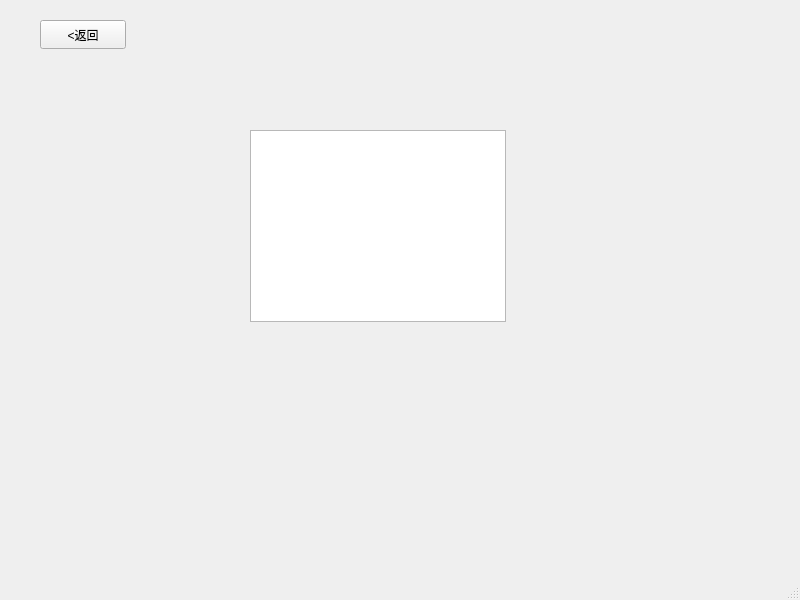
The window that c_memberorder.ui (SparklingPumpkin/DB_test_1) describes before a commit, drawn with Qt 5.
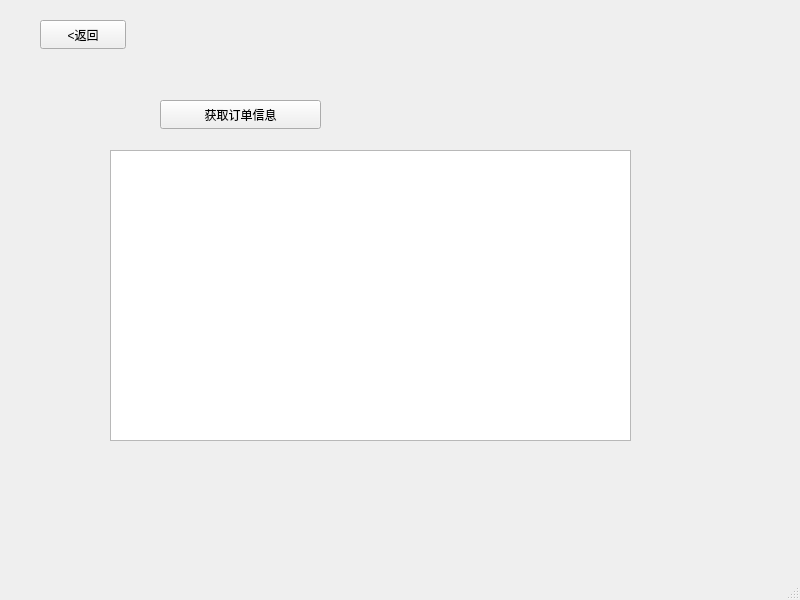
The same window after the commit.

Diff of the .ui file:
```diff
--- a/c_memberorder.ui
+++ b/c_memberorder.ui
@@ -14,16 +14,6 @@
    <string>MainWindow</string>
   </property>
   <widget class="QWidget" name="centralwidget">
-   <widget class="QListView" name="listView">
-    <property name="geometry">
-     <rect>
-      <x>250</x>
-      <y>130</y>
-      <width>256</width>
-      <height>192</height>
-     </rect>
-    </property>
-   </widget>
    <widget class="QPushButton" name="pB_back">
     <property name="geometry">
      <rect>
@@ -37,6 +27,29 @@
      <string>&lt;返回</string>
     </property>
    </widget>
+   <widget class="QTableView" name="member_view">
+    <property name="geometry">
+     <rect>
+      <x>110</x>
+      <y>150</y>
+      <width>521</width>
+      <height>291</height>
+     </rect>
+    </property>
+   </widget>
+   <widget class="QPushButton" name="pB_getinfo">
+    <property name="geometry">
+     <rect>
+      <x>160</x>
+      <y>100</y>
+      <width>161</width>
+      <height>29</height>
+     </rect>
+    </property>
+    <property name="text">
+     <string>获取订单信息</string>
+    </property>
+   </widget>
   </widget>
   <widget class="QMenuBar" name="menubar">
    <property name="geometry">
```
Left out of the diff: 2 changed lines with no effect on the pictures.
